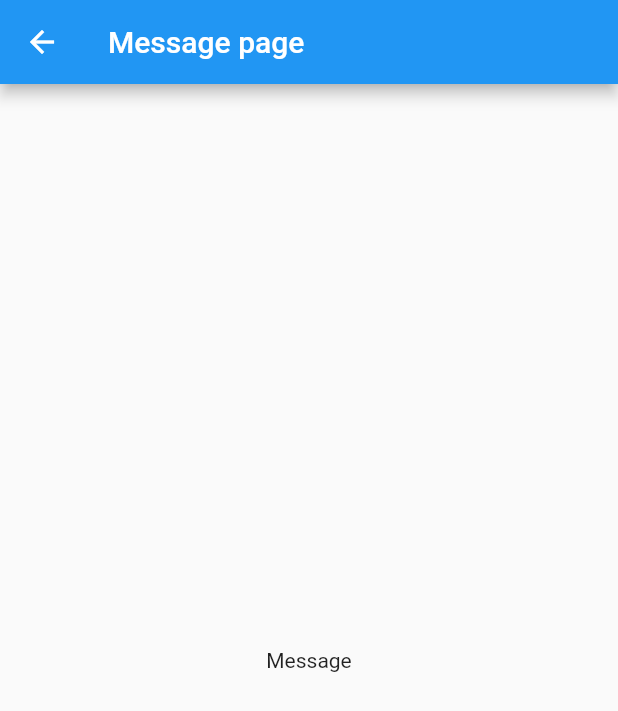
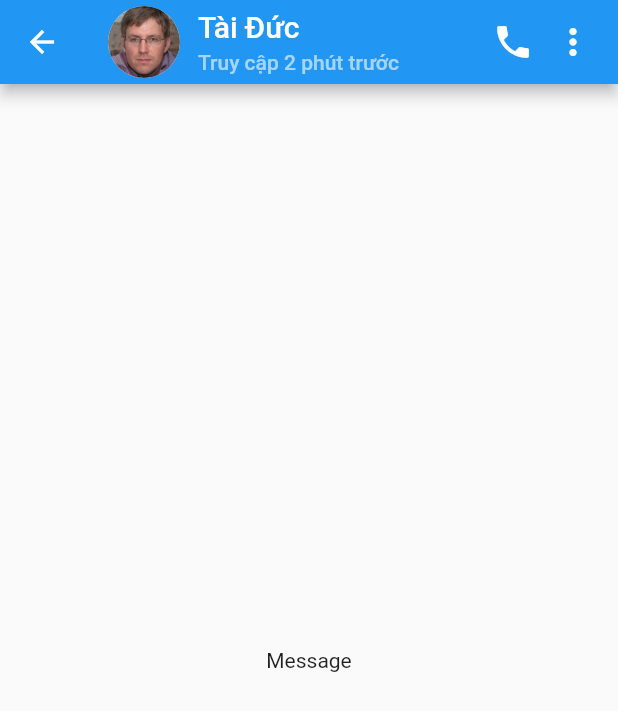
Before and after one commit to pvc2209/flutter-chat-ui, a Flutter app: the screen it shows after launch, after a tap on "Tài Ðức", on a phone screen of 412 x 824 dp. Shown: the top 711 px of the screen. Run offline on Flutter 3.47's test engine with Material 2 defaults, Android fonts, the phone set to English and light mode, and no system bars; our stand-ins replace badges.

Commit message:
build appbar for MessagePage

```diff
--- a/lib/main.dart
+++ b/lib/main.dart
@@ -1,6 +1,7 @@
 import 'package:badges/badges.dart';
 import 'package:flutter/material.dart';
 import 'package:flutter_chat_app_ui/pages/chat_page.dart';
+import 'package:flutter_chat_app_ui/pages/contact_page.dart';
 import 'package:flutter_chat_app_ui/pages/message_page.dart';
 import 'package:flutter_chat_app_ui/pages/notification_page.dart';
 import 'package:flutter_chat_app_ui/pages/profile_page.dart';
@@ -44,7 +45,7 @@ class _MainPageState extends State<MainPage> {
 
   final screens = const [
     ChatPage(),
-    MessagePage(),
+    ContactPage(),
     NotificationPage(),
     ProfilePage(),
   ];
--- a/lib/pages/message_page.dart
+++ b/lib/pages/message_page.dart
@@ -1,13 +1,152 @@
 import 'package:flutter/material.dart';
+import 'package:flutter_chat_app_ui/models/chat.dart';
 
 class MessagePage extends StatelessWidget {
   const MessagePage({Key? key}) : super(key: key);
 
   @override
   Widget build(BuildContext context) {
+    Chat chatItem = ModalRoute.of(context)!.settings.arguments as Chat;
+
     return Scaffold(
       appBar: AppBar(
-        title: Text("Message page"),
+        title: Row(
+          children: [
+            CircleAvatar(
+              radius: 24,
+              backgroundColor: Colors.white,
+              backgroundImage: AssetImage(
+                chatItem.image,
+              ),
+            ),
+            const SizedBox(
+              width: 12,
+            ),
+            Column(
+              crossAxisAlignment: CrossAxisAlignment.start,
+              children: [
+                Text(chatItem.name),
+                const SizedBox(
+                  height: 4,
+                ),
+                Text(
+                  "Truy cập 2 phút trước",
+                  style: TextStyle(
+                    fontSize: 14,
+                    color: Colors.white.withOpacity(0.6),
+                  ),
+                ),
+              ],
+            ),
+            Expanded(
+              child: Row(
+                mainAxisAlignment: MainAxisAlignment.end,
+                children: [
+                  InkWell(
+                    borderRadius: BorderRadius.circular(8),
+                    customBorder: CircleBorder(),
+                    radius: 40,
+                    onTap: () {},
+                    child: const Padding(
+                      padding: EdgeInsets.all(12.0),
+                      child: Icon(
+                        Icons.phone,
+                        size: 28,
+                      ),
+                    ),
+                  ),
+                  PopupMenuButton(
+                    onSelected: (value) {
+                      switch (value) {
+                        case 1:
+                          break;
+                        case 2:
+                          break;
+                        case 3:
+                          break;
+                        case 4:
+                          break;
+                      }
+                    },
+                    shape: RoundedRectangleBorder(
+                      borderRadius: BorderRadius.circular(12),
+                    ),
+                    child: const Icon(
+                      Icons.more_vert,
+                      size: 28,
+                    ),
+                    itemBuilder: (context) => [
+                      PopupMenuItem(
+                        child: Row(
+                          children: const [
+                            Icon(
+                              Icons.videocam_outlined,
+                              size: 30,
+                              color: Colors.grey,
+                            ),
+                            SizedBox(
+                              width: 10,
+                            ),
+                            Text("Gọi video"),
+                          ],
+                        ),
+                        value: 1,
+                      ),
+                      PopupMenuItem(
+                        child: Row(
+                          children: const [
+                            Icon(
+                              Icons.search,
+                              size: 30,
+                              color: Colors.grey,
+                            ),
+                            SizedBox(
+                              width: 10,
+                            ),
+                            Text("Tìm kiếm"),
+                          ],
+                        ),
+                        value: 2,
+                      ),
+                      PopupMenuItem(
+                        child: Row(
+                          children: const [
+                            Icon(
+                              Icons.notifications_off_outlined,
+                              size: 30,
+                              color: Colors.grey,
+                            ),
+                            SizedBox(
+                              width: 10,
+                            ),
+                            Text("Tắt thông báo"),
+                          ],
+                        ),
+                        value: 3,
+                      ),
+                      PopupMenuItem(
+                        child: Row(
+                          children: const [
+                            Icon(
+                              Icons.delete_forever_outlined,
+                              size: 30,
+                              color: Colors.grey,
+                            ),
+                            SizedBox(
+                              width: 10,
+                            ),
+                            Text("Xóa cuộc trò chuyện"),
+                          ],
+                        ),
+                        value: 4,
+                      ),
+                    ],
+                  )
+                ],
+              ),
+            )
+          ],
+        ),
       ),
       body: Center(
         child: Text("Message"),
--- a/lib/widgets/chat_card.dart
+++ b/lib/widgets/chat_card.dart
@@ -12,7 +12,11 @@ class ChatCard extends StatelessWidget {
   @override
   Widget build(BuildContext context) {
     return GestureDetector(
-      onTap: () => Navigator.pushNamed(context, "/message"),
+      onTap: () => Navigator.pushNamed(
+        context,
+        "/message",
+        arguments: chatItem,
+      ),
       child: SizedBox(
         height: 100,
         child: Row(
```
